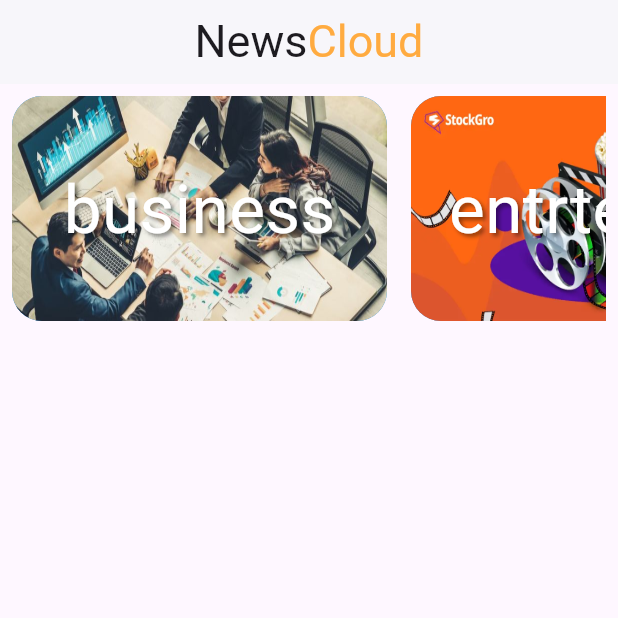
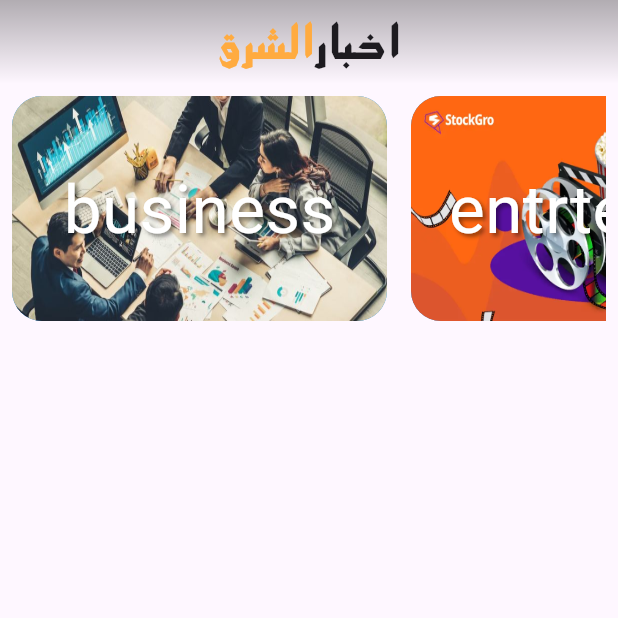
Before and after one commit to islamsayed0/news_cloud, a Flutter app: the screen it shows after launch, on a phone screen of 412 x 824 dp, the top half of it. Run offline on Flutter 3.47's test engine with Material 3 defaults, Android fonts, the light colour scheme and no system bars; our stand-ins replace dio; network calls fail.

Commit message:
feat(ui): add semi-transparent gradient background to AppBar

```diff
--- a/lib/Screens/home_Screen.dart
+++ b/lib/Screens/home_Screen.dart
@@ -1,8 +1,5 @@
 import 'package:flutter/material.dart';
-import 'package:newsapp/main.dart';
-import '../widgets/Colection_Items.dart';
 import '../widgets/Colection_item_scroll.dart';
-import '../widgets/News_Tile.dart';
 import '../widgets/News_Tile_Scroll.dart';
 
 class Home_Screen extends StatefulWidget {
@@ -26,28 +23,42 @@ class _Home_ScreenState extends State<Home_Screen> {
   Widget build(BuildContext context) {
     return Scaffold(
       appBar: AppBar(
-        elevation: 1,
-        backgroundColor: Colors.white,
+        elevation: 0,
+        flexibleSpace: Container(
+          decoration: BoxDecoration(
+            gradient: LinearGradient(
+              colors: [
+                Colors.black.withOpacity(0.3),
+                Colors.transparent,
+              ],
+              begin: Alignment.topCenter,
+              end: Alignment.bottomCenter,
+            ),
+          ),
+        ),
+        backgroundColor: Colors.transparent,
         centerTitle: true,
         title: GestureDetector(
-          onTap: _scrollToTop, // هنا بقى التاب
+          onTap: _scrollToTop,
           child: Row(
+            textDirection: TextDirection.rtl,
             mainAxisSize: MainAxisSize.min,
             children: [
               Text(
-                "News",
-                style: TextStyle(fontSize: 30),
+                "اخبار",
+                style: TextStyle(fontSize: 35,fontFamily: 'logofont'),
               ),
               Text(
-                "Cloud",
-                style: TextStyle(color: Colors.orangeAccent, fontSize: 30),
+                "الشرق",
+                style: TextStyle(color: Colors.orangeAccent, fontSize: 35, fontFamily: 'logofont'),
               )
             ],
           ),
         ),
+
       ),
       body: CustomScrollView(
-        controller: _scrollController, // مهم تربط الكنترولر هنا
+        controller: _scrollController,
         slivers: [
           SliverToBoxAdapter(
             child: ColectionItemScroll(),
```
Also changed, not shown: pubspec.yaml (+4 -4 lines), assets/font/alfont_com_Elgharib-FS-Africa-V1.ttf (added).
